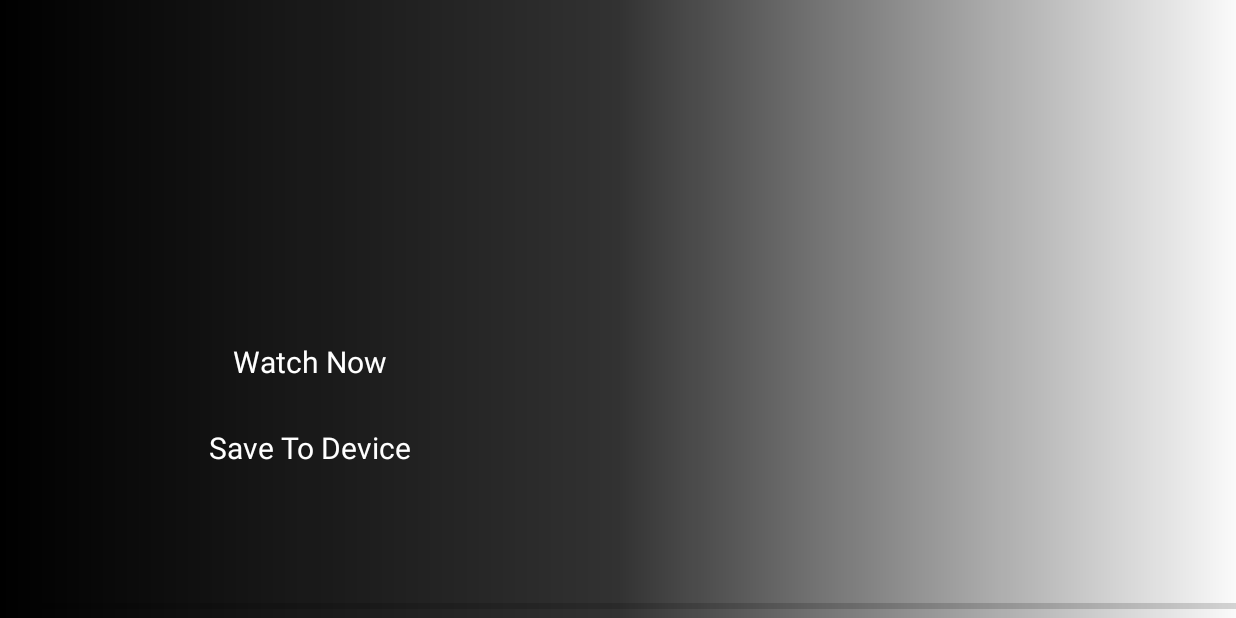
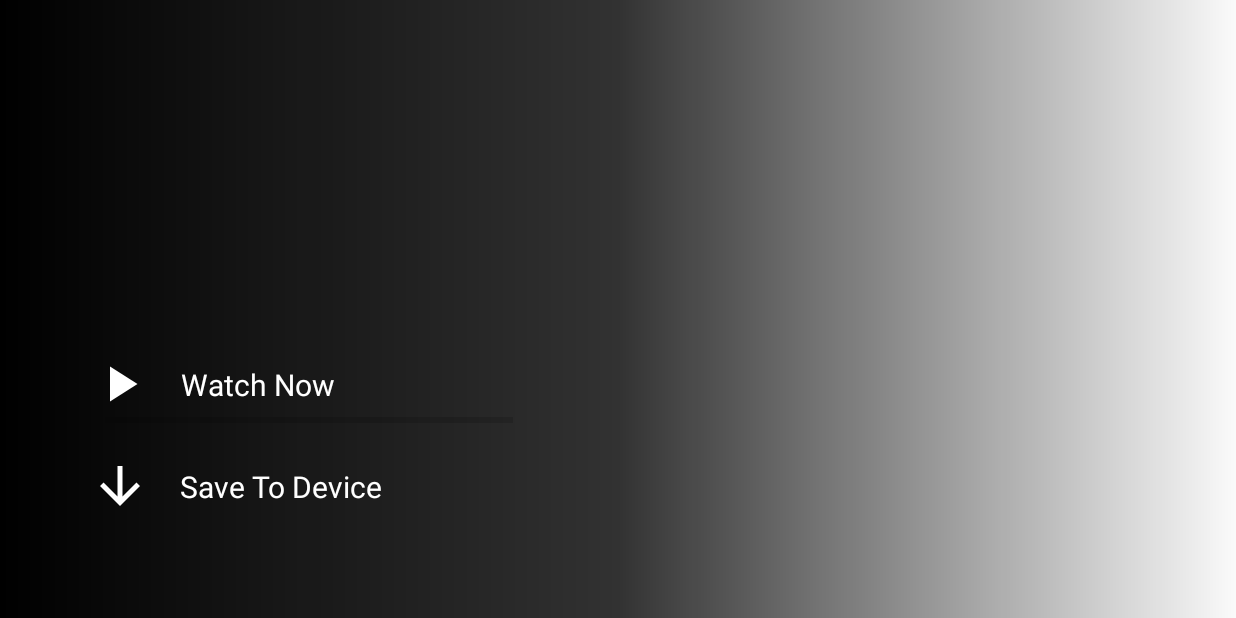
Before and after one commit to DevanshSampat/StreamVilla-tv, an Android app: the DescriptionActivity screen opened directly, with no data from a screen before it, on a phone screen of 824 x 412 dp (held sideways). Run offline under Robolectric (Android 15) with nearby library versions, the phone set to English and light mode, and no system bars; our stand-ins replace Firebase (no records; nobody signed in at launch, a user with empty details on screens opened directly), Picasso; pictures from the network do not load; 8 statements that could not run were skipped.

Commit message:
New Ui (BETA)

```diff
--- /dev/null
+++ b/Entertainment (Android TV)/app/src/main/res/drawable/ic_baseline_playlist_add_24.xml
@@ -0,0 +1,5 @@
+<vector android:height="24dp" android:tint="#FFFFFF"
+    android:viewportHeight="24" android:viewportWidth="24"
+    android:width="24dp" xmlns:android="http://schemas.android.com/apk/res/android">
+    <path android:fillColor="@android:color/white" android:pathData="M14,10L2,10v2h12v-2zM14,6L2,6v2h12L14,6zM18,14v-4h-2v4h-4v2h4v4h2v-4h4v-2h-4zM2,16h8v-2L2,14v2z"/>
+</vector>
--- /dev/null
+++ b/Entertainment (Android TV)/app/src/main/res/drawable/ic_baseline_replay_24.xml
@@ -0,0 +1,5 @@
+<vector android:height="24dp" android:tint="#FFFFFF"
+    android:viewportHeight="24" android:viewportWidth="24"
+    android:width="24dp" xmlns:android="http://schemas.android.com/apk/res/android">
+    <path android:fillColor="@android:color/white" android:pathData="M12,5V1L7,6l5,5V7c3.31,0 6,2.69 6,6s-2.69,6 -6,6 -6,-2.69 -6,-6H4c0,4.42 3.58,8 8,8s8,-3.58 8,-8 -3.58,-8 -8,-8z"/>
+</vector>
--- a/Entertainment (Android TV)/app/src/main/res/layout/activity_description.xml
+++ b/Entertainment (Android TV)/app/src/main/res/layout/activity_description.xml
@@ -16,16 +16,7 @@
             android:id="@+id/image"
             android:scaleType="fitXY"
             android:src="@mipmap/ic_launcher"/>
-        <ProgressBar
-            android:layout_width="match_parent"
-            android:layout_height="wrap_content"
-            android:layout_alignParentBottom="true"
-            style="@style/Widget.AppCompat.ProgressBar.Horizontal"
-            android:layout_alignStart="@id/image"
-            android:layout_alignEnd="@id/image"
-            android:progressTint="@android:color/holo_red_light"
-            android:id="@+id/progress_of_movie"/>
-    <TextView
+     <TextView
         android:layout_width="wrap_content"
         android:layout_height="wrap_content"
         android:layout_centerInParent="true"
@@ -65,6 +56,7 @@
             android:textSize="20sp"
             android:textColor="@android:color/white"
             android:layout_marginHorizontal="20dp"
+            android:layout_marginBottom="30dp"
             android:text="No Views"
             android:id="@+id/views"/>
 
@@ -93,13 +85,22 @@
                     android:progress="100"
                     android:visibility="invisible"
                     android:progressTint="#43A047"
+                    android:progressBackgroundTint="@android:color/transparent"
                     android:scaleY="1000" />
+                <ImageView
+                    android:layout_width="40dp"
+                    android:layout_height="40dp"
+                    android:layout_centerVertical="true"
+                    android:layout_marginStart="30dp"
+                    android:id="@+id/watch_image"
+                    android:src="@drawable/ic_baseline_play_arrow_24"/>
                 <TextView
                     android:id="@+id/play_text"
                     android:layout_width="wrap_content"
                     android:layout_height="wrap_content"
-                    android:layout_centerHorizontal="true"
+                    android:layout_centerVertical="true"
                     android:layout_marginStart="20dp"
+                    android:layout_toEndOf="@id/watch_image"
                     android:layout_marginTop="7dp"
                     android:layout_marginBottom="7dp"
                     android:layout_marginEnd="20dp"
@@ -107,6 +108,15 @@
                     android:textAlignment="center"
                     android:textColor="@android:color/white"
                     android:textSize="20sp" />
+                <ProgressBar
+                    android:layout_width="match_parent"
+                    android:layout_height="wrap_content"
+                    android:layout_marginHorizontal="40dp"
+                    android:layout_marginBottom="5dp"
+                    android:layout_below="@id/play_text"
+                    style="@style/Widget.AppCompat.ProgressBar.Horizontal"
+                    android:progressTint="@android:color/white"
+                    android:id="@+id/progress_of_movie"/>
             </RelativeLayout>
 
         </LinearLayout>
@@ -121,12 +131,19 @@
             <RelativeLayout
                 android:layout_width="wrap_content"
                 android:layout_height="wrap_content">
+                <ImageView
+                    android:layout_width="40dp"
+                    android:layout_height="40dp"
+                    android:layout_centerVertical="true"
+                    android:layout_marginStart="30dp"
+                    android:id="@+id/replay_image"
+                    android:src="@drawable/ic_baseline_replay_24"/>
                 <TextView
                     android:layout_width="match_parent"
                     android:layout_height="wrap_content"
                     android:textSize="20sp"
+                    android:layout_toEndOf="@+id/replay_image"
                     android:text="Play From Beginning"
-                    android:textAlignment="center"
                     android:textColor="@android:color/white"
                     android:layout_centerInParent="true"
                     android:layout_marginStart="20dp"
@@ -146,15 +163,22 @@
             <RelativeLayout
                 android:layout_width="wrap_content"
                 android:layout_height="match_parent">
+                <ImageView
+                    android:layout_width="40dp"
+                    android:layout_height="40dp"
+                    android:layout_centerVertical="true"
+                    android:layout_marginStart="30dp"
+                    android:id="@+id/download_image"
+                    android:src="@drawable/ic_baseline_arrow_download_24"/>
                 <TextView
                     android:layout_width="match_parent"
                     android:layout_height="wrap_content"
                     android:textSize="20sp"
                     android:text="Save To Device"
+                    android:layout_toEndOf="@id/download_image"
                     android:id="@+id/text_download"
                     android:textColor="@android:color/white"
                     android:layout_centerInParent="true"
-                    android:textAlignment="center"
                     android:layout_marginStart="20dp"
                     android:layout_marginEnd="20dp"
                     android:layout_marginTop="7dp"
@@ -174,15 +198,21 @@
             <RelativeLayout
                 android:layout_width="wrap_content"
                 android:layout_height="match_parent">
+                <ImageView
+                    android:layout_width="40dp"
+                    android:layout_height="40dp"
+                    android:layout_centerVertical="true"
+                    android:layout_marginStart="30dp"
+                    android:id="@+id/watchlist_image"
+                    android:src="@drawable/ic_baseline_playlist_add_24"/>
                 <TextView
                     android:layout_width="match_parent"
                     android:layout_height="wrap_content"
                     android:textSize="20sp"
                     android:text="Add to watchlist"
+                    android:layout_toEndOf="@id/watchlist_image"
                     android:id="@+id/text_watchlist"
                     android:textColor="@android:color/white"
-                    android:layout_centerInParent="true"
-                    android:textAlignment="center"
                     android:layout_marginStart="20dp"
                     android:layout_marginEnd="20dp"
                     android:layout_marginTop="7dp"
```
